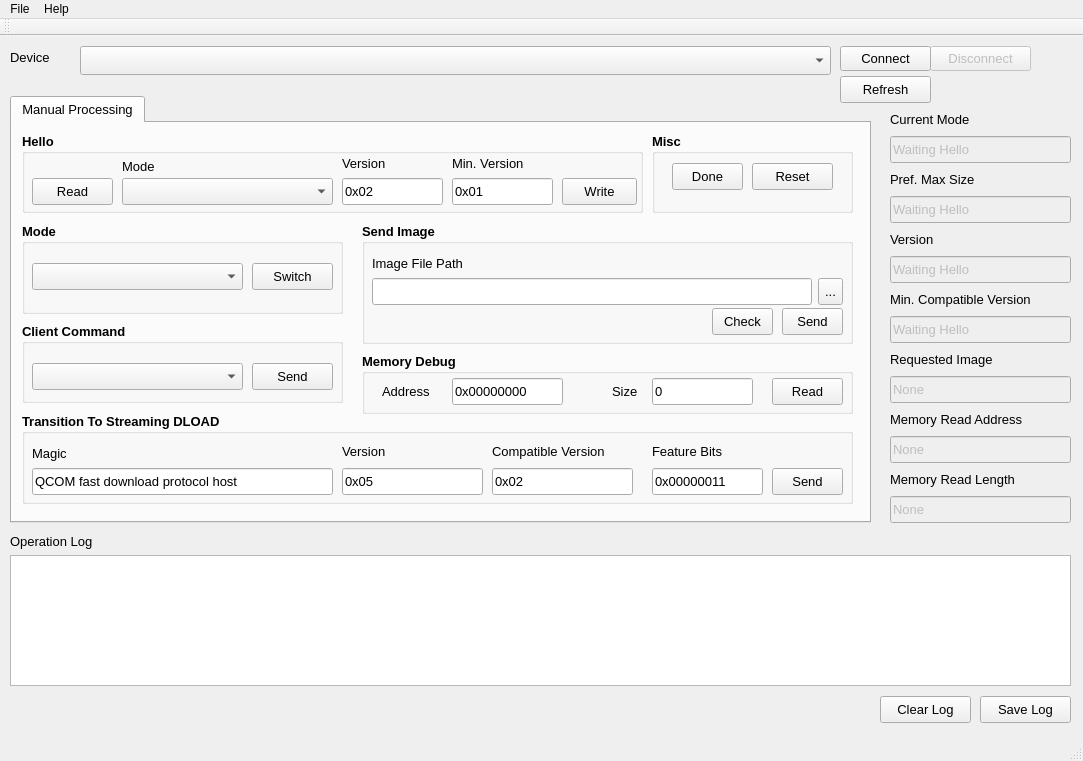
First picture: the form in resources/ui/sahara_window.ui, repository ghassani/openpst, before the edit.
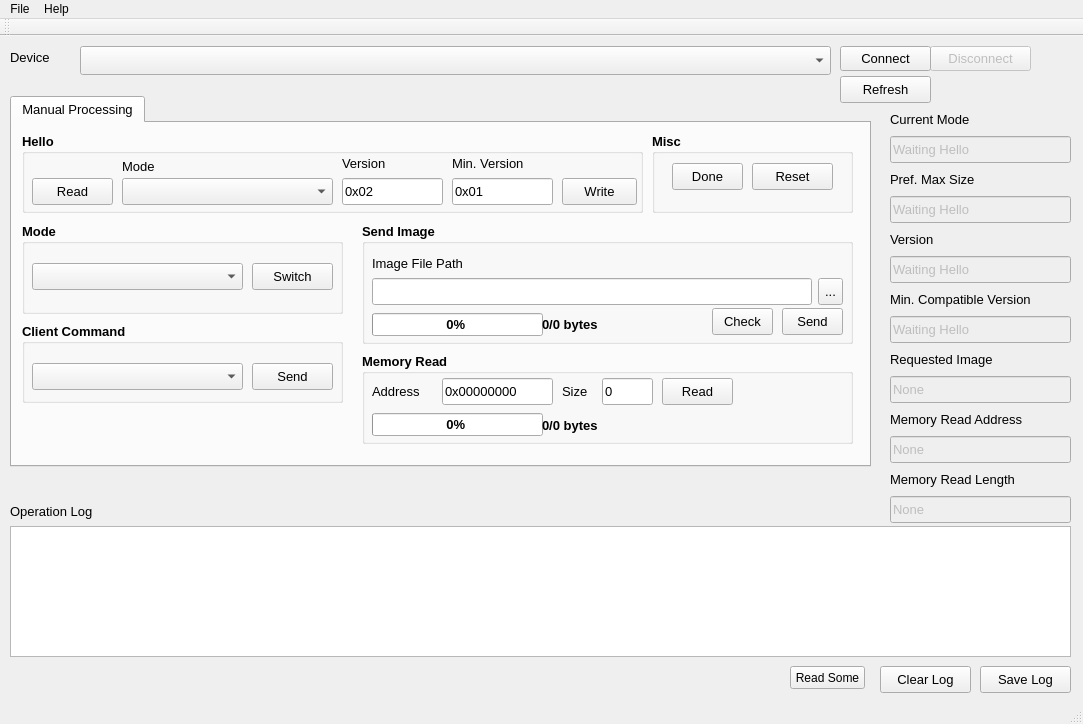
Second picture: the form after the edit.

Commit message: Adjustments to sahara memory read. Added parsing of memory table on handhake and option to dump each referenced segment

Patch:
```diff
--- a/resources/ui/sahara_window.ui
+++ b/resources/ui/sahara_window.ui
@@ -7,7 +7,7 @@
     <x>0</x>
     <y>0</y>
     <width>1083</width>
-    <height>761</height>
+    <height>724</height>
    </rect>
   </property>
   <property name="sizePolicy">
@@ -19,13 +19,13 @@
   <property name="minimumSize">
    <size>
     <width>1083</width>
-    <height>761</height>
+    <height>724</height>
    </size>
   </property>
   <property name="maximumSize">
    <size>
     <width>1083</width>
-    <height>761</height>
+    <height>724</height>
    </size>
   </property>
   <property name="windowTitle">
@@ -72,7 +72,7 @@
     <property name="geometry">
      <rect>
       <x>10</x>
-      <y>519</y>
+      <y>490</y>
       <width>1061</width>
       <height>131</height>
      </rect>
@@ -87,7 +87,7 @@
     <property name="geometry">
      <rect>
       <x>10</x>
-      <y>490</y>
+      <y>460</y>
       <width>181</width>
       <height>31</height>
      </rect>
@@ -105,7 +105,7 @@
     <property name="geometry">
      <rect>
       <x>980</x>
-      <y>660</y>
+      <y>630</y>
       <width>91</width>
       <height>27</height>
      </rect>
@@ -167,7 +167,7 @@
       <x>10</x>
       <y>60</y>
       <width>861</width>
-      <height>427</height>
+      <height>371</height>
      </rect>
     </property>
     <property name="font">
@@ -185,203 +185,6 @@
      <attribute name="title">
       <string>Manual Processing</string>
      </attribute>
-     <widget class="QGroupBox" name="streamingDloadGroupBox">
-      <property name="enabled">
-       <bool>true</bool>
-      </property>
-      <property name="geometry">
-       <rect>
-        <x>10</x>
-        <y>290</y>
-        <width>831</width>
-        <height>91</height>
-       </rect>
-      </property>
-      <property name="font">
-       <font>
-        <pointsize>10</pointsize>
-        <weight>75</weight>
-        <bold>true</bold>
-       </font>
-      </property>
-      <property name="title">
-       <string>Transition To Streaming DLOAD</string>
-      </property>
-      <widget class="QPushButton" name="streamingDloadHelloButton">
-       <property name="geometry">
-        <rect>
-         <x>750</x>
-         <y>55</y>
-         <width>71</width>
-         <height>27</height>
-        </rect>
-       </property>
-       <property name="font">
-        <font>
-         <weight>50</weight>
-         <bold>false</bold>
-        </font>
-       </property>
-       <property name="text">
-        <string>Send</string>
-       </property>
-      </widget>
-      <widget class="QLineEdit" name="streamingDloadHelloFeatureBitsValue">
-       <property name="geometry">
-        <rect>
-         <x>630</x>
-         <y>55</y>
-         <width>111</width>
-         <height>27</height>
-        </rect>
-       </property>
-       <property name="font">
-        <font>
-         <weight>50</weight>
-         <bold>false</bold>
-        </font>
-       </property>
-       <property name="text">
-        <string>0x00000011</string>
-       </property>
-      </widget>
-      <widget class="QLineEdit" name="streamingDloadHelloVersionValue">
-       <property name="geometry">
-        <rect>
-         <x>320</x>
-         <y>55</y>
-         <width>141</width>
-         <height>27</height>
-        </rect>
-       </property>
-       <property name="font">
-        <font>
-         <weight>50</weight>
-         <bold>false</bold>
-        </font>
-       </property>
-       <property name="text">
-        <string>0x05</string>
-       </property>
-      </widget>
-      <widget class="QLineEdit" name="streamingDloadHelloMagicValue">
-       <property name="geometry">
-        <rect>
-         <x>10</x>
-         <y>55</y>
-         <width>301</width>
-         <height>27</height>
-        </rect>
-       </property>
-       <property name="font">
-        <font>
-         <weight>50</weight>
-         <bold>false</bold>
-        </font>
-       </property>
-       <property name="text">
-        <string>QCOM fast download protocol host</string>
-       </property>
-       <property name="maxLength">
-        <number>32</number>
-       </property>
-      </widget>
-      <widget class="QLabel" name="streamingDloadHelloVersionLabel">
-       <property name="geometry">
-        <rect>
-         <x>320</x>
-         <y>30</y>
-         <width>67</width>
-         <height>17</height>
-        </rect>
-       </property>
-       <property name="font">
-        <font>
-         <weight>50</weight>
-         <bold>false</bold>
-        </font>
-       </property>
-       <property name="text">
-        <string>Version</string>
-       </property>
-      </widget>
-      <widget class="QLineEdit" name="streamingDloadHelloCompatibleVersionValue">
-       <property name="geometry">
-        <rect>
-         <x>470</x>
-         <y>55</y>
-         <width>141</width>
-         <height>27</height>
-        </rect>
-       </property>
-       <property name="font">
-        <font>
-         <weight>50</weight>
-         <bold>false</bold>
-        </font>
-       </property>
-       <property name="text">
-        <string>0x02</string>
-       </property>
-      </widget>
-      <widget class="QLabel" name="streamingDloadHelloFeatureBitsLabel">
-       <property name="geometry">
-        <rect>
-         <x>630</x>
-         <y>30</y>
-         <width>91</width>
-         <height>17</height>
-        </rect>
-       </property>
-       <property name="font">
-        <font>
-         <weight>50</weight>
-         <bold>false</bold>
-        </font>
-       </property>
-       <property name="text">
-        <string>Feature Bits</string>
-       </property>
-      </widget>
-      <widget class="QLabel" name="streamingDloadHelloCompatibleVersionLabel">
-       <property name="geometry">
-        <rect>
-         <x>470</x>
-         <y>30</y>
-         <width>151</width>
-         <height>17</height>
-        </rect>
-       </property>
-       <property name="font">
-        <font>
-         <weight>50</weight>
-         <bold>false</bold>
-        </font>
-       </property>
-       <property name="text">
-        <string>Compatible Version</string>
-       </property>
-      </widget>
-      <widget class="QLabel" name="streamingDloadHelloMagicLabel">
-       <property name="geometry">
-        <rect>
-         <x>10</x>
-         <y>30</y>
-         <width>67</width>
-         <height>21</height>
-        </rect>
-       </property>
-       <property name="font">
-        <font>
-         <weight>50</weight>
-         <bold>false</bold>
-        </font>
-       </property>
-       <property name="text">
-        <string>Magic</string>
-       </property>
-      </widget>
-     </widget>
      <widget class="QGroupBox" name="clientCommandGroupBox">
       <property name="geometry">
        <rect>
@@ -558,6 +361,35 @@
         <string>Image File Path</string>
        </property>
       </widget>
+      <widget class="QProgressBar" name="sendImageProgressBar">
+       <property name="geometry">
+        <rect>
+         <x>10</x>
+         <y>90</y>
+         <width>171</width>
+         <height>23</height>
+        </rect>
+       </property>
+       <property name="value">
+        <number>0</number>
+       </property>
+       <property name="format">
+        <string>%p% </string>
+       </property>
+      </widget>
+      <widget class="QLabel" name="sendImageProgressTextLabel">
+       <property name="geometry">
+        <rect>
+         <x>180</x>
+         <y>91</y>
+         <width>161</width>
+         <height>21</height>
+        </rect>
+       </property>
+       <property name="text">
+        <string>0/0 bytes</string>
+       </property>
+      </widget>
      </widget>
      <widget class="QGroupBox" name="modeGroupBox">
       <property name="geometry">
@@ -860,7 +692,7 @@
         <x>350</x>
         <y>230</y>
         <width>491</width>
-        <height>61</height>
+        <height>91</height>
        </rect>
       </property>
       <property name="font">
@@ -870,12 +702,12 @@
        </font>
       </property>
       <property name="title">
-       <string>Memory Debug</string>
+       <string>Memory Read</string>
       </property>
       <widget class="QLineEdit" name="memoryDebugAddressValue">
        <property name="geometry">
         <rect>
-         <x>90</x>
+         <x>80</x>
          <y>25</y>
          <width>111</width>
          <height>27</height>
@@ -894,7 +726,7 @@
       <widget class="QLabel" name="memoryDebugAddressLabel">
        <property name="geometry">
         <rect>
-         <x>20</x>
+         <x>10</x>
          <y>25</y>
          <width>71</width>
          <height>27</height>
@@ -913,7 +745,7 @@
       <widget class="QLabel" name="memoryDebugSizeLabel">
        <property name="geometry">
         <rect>
-         <x>250</x>
+         <x>200</x>
          <y>25</y>
          <width>41</width>
          <height>27</height>
@@ -932,9 +764,9 @@
       <widget class="QLineEdit" name="memoryDebugSizeValue">
        <property name="geometry">
         <rect>
-         <x>290</x>
+         <x>240</x>
          <y>25</y>
-         <width>101</width>
+         <width>51</width>
          <height>27</height>
         </rect>
        </property>
@@ -951,7 +783,7 @@
       <widget class="QPushButton" name="memoryDebugReadButton">
        <property name="geometry">
         <rect>
-         <x>410</x>
+         <x>300</x>
          <y>25</y>
          <width>71</width>
          <height>27</height>
@@ -967,6 +799,35 @@
         <string>Read</string>
        </property>
       </widget>
+      <widget class="QProgressBar" name="memoryReadProgressBar">
+       <property name="geometry">
+        <rect>
+         <x>10</x>
+         <y>60</y>
+         <width>171</width>
+         <height>23</height>
+        </rect>
+       </property>
+       <property name="value">
+        <number>0</number>
+       </property>
+       <property name="format">
+        <string>%p% </string>
+       </property>
+      </widget>
+      <widget class="QLabel" name="memoryReadProgressTextLabel">
+       <property name="geometry">
+        <rect>
+         <x>180</x>
+         <y>62</y>
+         <width>191</width>
+         <height>21</height>
+        </rect>
+       </property>
+       <property name="text">
+        <string>0/0 bytes</string>
+       </property>
+      </widget>
      </widget>
     </widget>
    </widget>
@@ -974,7 +835,7 @@
     <property name="geometry">
      <rect>
       <x>880</x>
-      <y>660</y>
+      <y>630</y>
       <width>91</width>
       <height>27</height>
      </rect>
@@ -1279,6 +1140,19 @@
      <string>None</string>
     </property>
    </widget>
+   <widget class="QPushButton" name="readSomeButton">
+    <property name="geometry">
+     <rect>
+      <x>790</x>
+      <y>630</y>
+      <width>75</width>
+      <height>23</height>
+     </rect>
+    </property>
+    <property name="text">
+     <string>Read Some</string>
+    </property>
+   </widget>
   </widget>
   <widget class="QMenuBar" name="menuBar">
    <property name="geometry">
```
Left out of the diff: 14 changed lines with no effect on the pictures. The commit also changes 12 other files.
